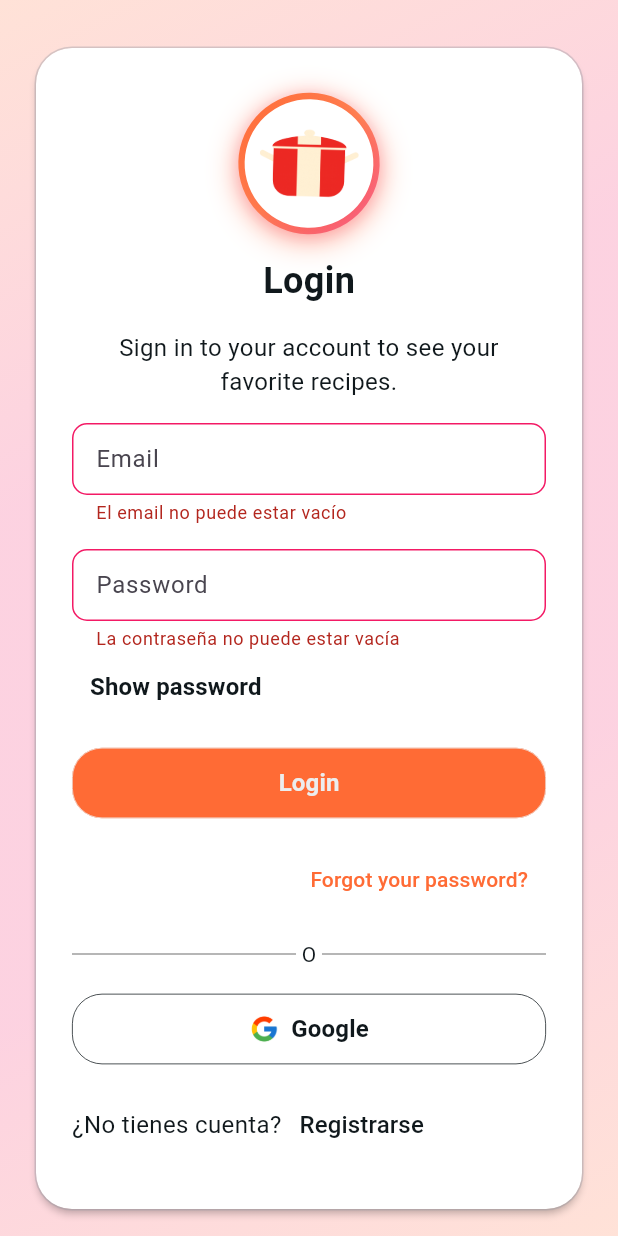
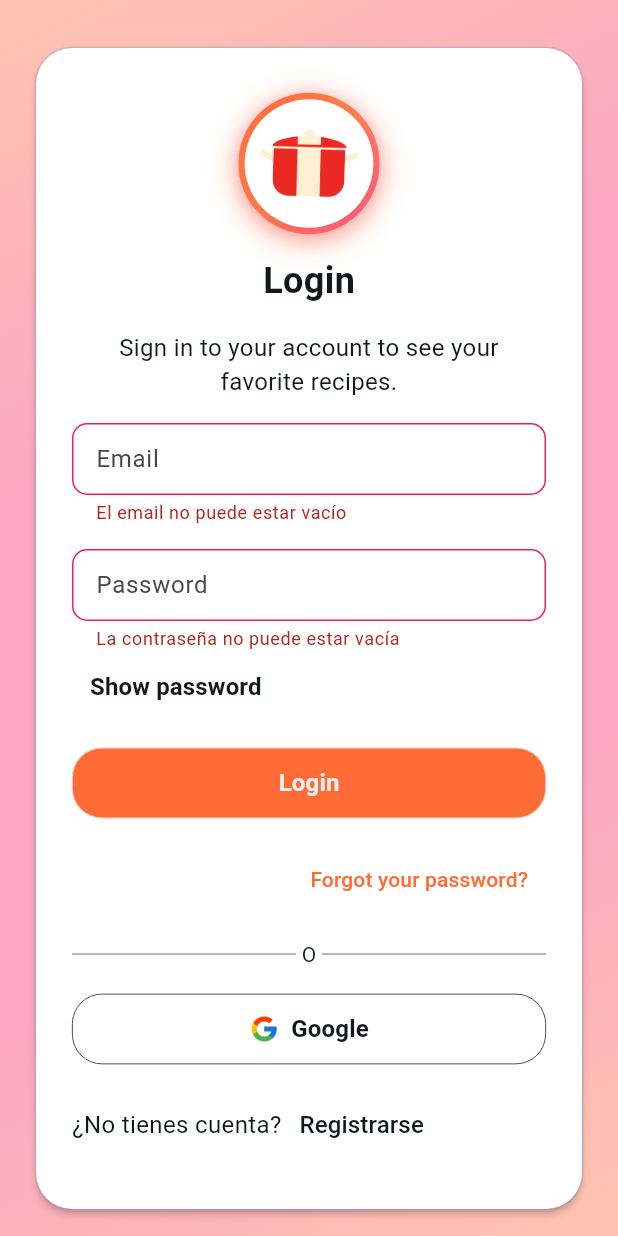
Before and after one commit to ngonzanosaborperuano/comidaperuana, a Flutter app: the LoginPage screen opened by its route, after a tap on "Login", on a phone screen of 412 x 824 dp. Run offline on Flutter 3.47's test engine with Material 3 defaults, Android fonts, the phone set to English and light mode, and no system bars; our stand-ins replace bloc, confetti, dio, equatable, firebase_ai, firebase_auth and 15 more; missing offline and left inert: clarity_flutter, encrypt, firebase_app_check, flutter_custom_tabs, flutter_inappwebview, flutter_sound; accounts and stored records are empty; statements that could not run were skipped.

```diff
--- a/lib/core/di/bloc_dependencies.dart
+++ b/lib/core/di/bloc_dependencies.dart
@@ -7,7 +7,6 @@ import 'package:recetasperuanas/core/bloc/app_bloc.dart';
 import 'package:recetasperuanas/core/bloc/auth_bloc.dart';
 import 'package:recetasperuanas/core/bloc/config_bloc.dart';
 import 'package:recetasperuanas/core/bloc/locale_bloc.dart';
-import 'package:recetasperuanas/core/bloc/pages_bloc.dart';
 import 'package:recetasperuanas/core/bloc/theme_bloc.dart';
 import 'package:recetasperuanas/core/bloc/user_bloc.dart';
 import 'package:recetasperuanas/core/network/api_service.dart';
@@ -45,8 +44,7 @@ List<BlocProvider> globalBlocProviders(BuildContext context) {
     // Locale BLoC
     BlocProvider<LocaleBloc>(create: (context) => LocaleBloc()),
 
-    // Pages BLoC
-    BlocProvider<PagesBloc>(create: (context) => PagesBloc()),
+    // Pages BLoC ahora es local al shell (Home/AppScaffold) para evitar persistencia entre sesiones
   ];
 }
 
--- a/lib/modules/home/bloc/home_bloc.dart
+++ b/lib/modules/home/bloc/home_bloc.dart
@@ -123,7 +123,7 @@ class HomeBloc extends Bloc<HomeEvent, HomeState> {
   void _onHomeInitialized(HomeInitialized event, Emitter<HomeState> emit) async {
     emit(HomeLoading());
     try {
-      final listTask = await _taskRepository.getListTask();
+      final listTask = <TaskModel>[]; //await _taskRepository.getListTask();
       final listTaskDashboard = listTask;
       emit(HomeLoaded(listTask: listTask, listTaskDashboard: listTaskDashboard));
     } catch (e) {
--- a/lib/modules/home/view/home_view.dart
+++ b/lib/modules/home/view/home_view.dart
@@ -239,5 +239,3 @@ class _HomeViewState extends State<HomeView> {
     );
   }
 }
-
-// HomeBody eliminado; la lógica de estado vive en HomeView
--- a/lib/modules/login/bloc/login_bloc.dart
+++ b/lib/modules/login/bloc/login_bloc.dart
@@ -5,38 +5,8 @@ import 'package:recetasperuanas/application/auth/use_cases/logout_use_case.dart'
 import 'package:recetasperuanas/application/auth/use_cases/register_use_case.dart';
 import 'package:recetasperuanas/core/auth/models/auth_user.dart';
 import 'package:recetasperuanas/domain/auth/repositories/i_user_repository.dart';
-
-// Events
-abstract class LoginEvent extends Equatable {
-  const LoginEvent();
-
-  @override
-  List<Object?> get props => [];
-}
-
-class LoginRequested extends LoginEvent {
-  final String email;
-  final String password;
-  final int type;
-
-  const LoginRequested({required this.email, required this.password, required this.type});
-
-  @override
-  List<Object?> get props => [email, password, type];
-}
-
-class RegisterRequested extends LoginEvent {
-  final String email;
-  final String password;
-  final String? name;
-
-  const RegisterRequested({required this.email, required this.password, this.name});
-
-  @override
-  List<Object?> get props => [email, password, name];
-}
-
-class LogoutRequested extends LoginEvent {}
+import 'package:recetasperuanas/modules/login/bloc/login_event.dart'
+    show LoginEvent, LoginRequested, RegisterRequested, LogoutRequested;
 
 class RecoverCredentialRequested extends LoginEvent {
   final String email;
--- /dev/null
+++ b/lib/modules/login/bloc/login_event.dart
@@ -0,0 +1,32 @@
+import 'package:equatable/equatable.dart' show Equatable;
+
+abstract class LoginEvent extends Equatable {
+  const LoginEvent();
+
+  @override
+  List<Object?> get props => [];
+}
+
+class LoginRequested extends LoginEvent {
+  final String email;
+  final String password;
+  final int type;
+
+  const LoginRequested({required this.email, required this.password, required this.type});
+
+  @override
+  List<Object?> get props => [email, password, type];
+}
+
+class RegisterRequested extends LoginEvent {
+  final String email;
+  final String password;
+  final String? name;
+
+  const RegisterRequested({required this.email, required this.password, this.name});
+
+  @override
+  List<Object?> get props => [email, password, name];
+}
+
+class LogoutRequested extends LoginEvent {}
--- a/lib/modules/login/view/login_view.dart
+++ b/lib/modules/login/view/login_view.dart
@@ -9,6 +9,7 @@ import 'package:recetasperuanas/core/constants/routes.dart' show Routes;
 import 'package:recetasperuanas/domain/auth/repositories/i_user_auth_repository.dart';
 import 'package:recetasperuanas/domain/auth/repositories/i_user_repository.dart';
 import 'package:recetasperuanas/modules/login/bloc/login_bloc.dart';
+import 'package:recetasperuanas/modules/login/bloc/login_event.dart' show LoginRequested;
 import 'package:recetasperuanas/modules/login/controller/login_controller.dart';
 import 'package:recetasperuanas/modules/login/widget/widget.dart';
 import 'package:recetasperuanas/shared/controller/base_controller.dart';
@@ -56,10 +57,10 @@ class _LoginViewState extends State<LoginView>
                 begin: Alignment.topLeft,
                 end: Alignment.bottomRight,
                 colors: [
-                  context.color.buttonPrimary.withAlpha(50),
-                  context.color.error.withAlpha(50),
-                  context.color.error.withAlpha(50),
-                  context.color.buttonPrimary.withAlpha(50),
+                  context.color.buttonPrimary.withAlpha(100),
+                  context.color.error.withAlpha(100),
+                  context.color.error.withAlpha(100),
+                  context.color.buttonPrimary.withAlpha(100),
                 ],
               ),
             ),
--- a/lib/modules/login/widget/login_form_bloc.dart
+++ b/lib/modules/login/widget/login_form_bloc.dart
@@ -2,6 +2,7 @@ import 'package:flutter/material.dart';
 import 'package:flutter_bloc/flutter_bloc.dart';
 import 'package:recetasperuanas/core/constants/option.dart';
 import 'package:recetasperuanas/modules/login/bloc/login_bloc.dart';
+import 'package:recetasperuanas/modules/login/bloc/login_event.dart' show LoginRequested;
 import 'package:recetasperuanas/shared/widget/widget.dart';
 
 class LoginFormBloc extends StatefulWidget {
--- a/lib/modules/setting/view/setting_view.dart
+++ b/lib/modules/setting/view/setting_view.dart
@@ -5,7 +5,7 @@ import 'package:recetasperuanas/core/bloc/locale_bloc.dart';
 import 'package:recetasperuanas/core/bloc/theme_bloc.dart';
 import 'package:recetasperuanas/core/config/color/app_color_scheme.dart';
 import 'package:recetasperuanas/core/config/style/app_styles.dart';
-import 'package:recetasperuanas/core/constants/routes.dart';
+import 'package:recetasperuanas/core/constants/routes.dart' show Routes;
 import 'package:recetasperuanas/core/preferences/preferences.dart';
 import 'package:recetasperuanas/modules/setting/bloc/setting_bloc.dart';
 import 'package:recetasperuanas/shared/controller/base_controller.dart';
@@ -19,9 +19,22 @@ class SettingView extends StatelessWidget {
   Widget build(BuildContext context) {
     return BlocConsumer<SettingBloc, SettingState>(
       listener: (context, state) async {
-        if (state is SettingLoggedOut) {
+        if (state is SettingLogoutSuccess) {
+          context.go(Routes.splash.description);
+        } else if (state is SettingLogoutFailure) {
           if (!context.mounted) return;
-          context.go(Routes.splash.description);
+          await showAdaptiveDialog(
+            context: context,
+            builder:
+                (context) => AppModalAlert(
+                  text: state.message,
+                  title: context.loc.error,
+                  maxHeight: 200,
+                  icon: Icons.error,
+                  labelButton: context.loc.accept,
+                  onPressed: context.pop,
+                ),
+          );
         } else if (state is SettingError) {
           if (!context.mounted) return;
           await showAdaptiveDialog(
@@ -39,7 +52,8 @@ class SettingView extends StatelessWidget {
         }
       },
       builder: (context, state) {
-        final loading = state is SettingLoading || state is SettingInitial;
+        final loading =
+            state is SettingLoading || state is SettingInitial || state is SettingLogoutInProgress;
         final user = state is SettingLoaded ? state.user : UserModel.empty;
         return Column(
           children: [
--- a/lib/shared/widget/app_scaffold/app_scaffold.dart
+++ b/lib/shared/widget/app_scaffold/app_scaffold.dart
@@ -37,7 +37,10 @@ class _AppScaffoldState extends State<AppScaffold> {
   Widget build(BuildContext context) {
     final isIOS = Theme.of(context).platform == TargetPlatform.iOS;
 
-    return isIOS ? _buildCupertinoScaffold(context) : _buildMaterialScaffold(context);
+    return BlocProvider<PagesBloc>(
+      create: (_) => PagesBloc(),
+      child: isIOS ? _buildCupertinoScaffold(context) : _buildMaterialScaffold(context),
+    );
   }
 
   Widget _buildCupertinoScaffold(BuildContext context) {
```
Also changed, not shown: lib/modules/setting/bloc/setting_bloc.dart (+21 -5 lines).
